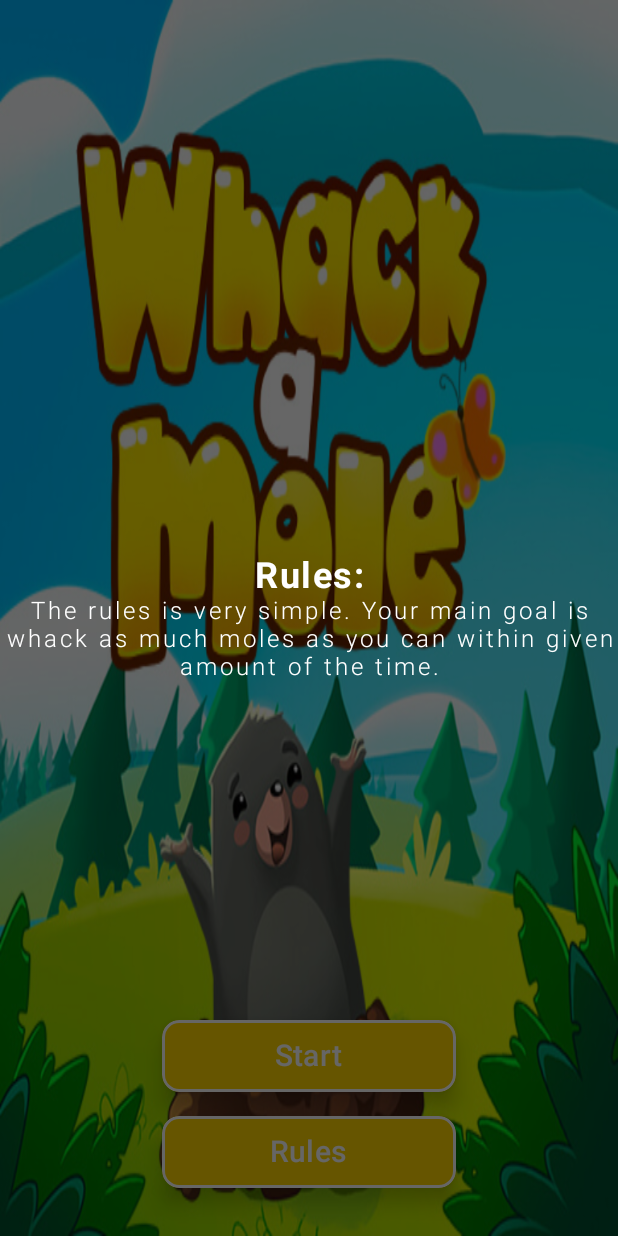
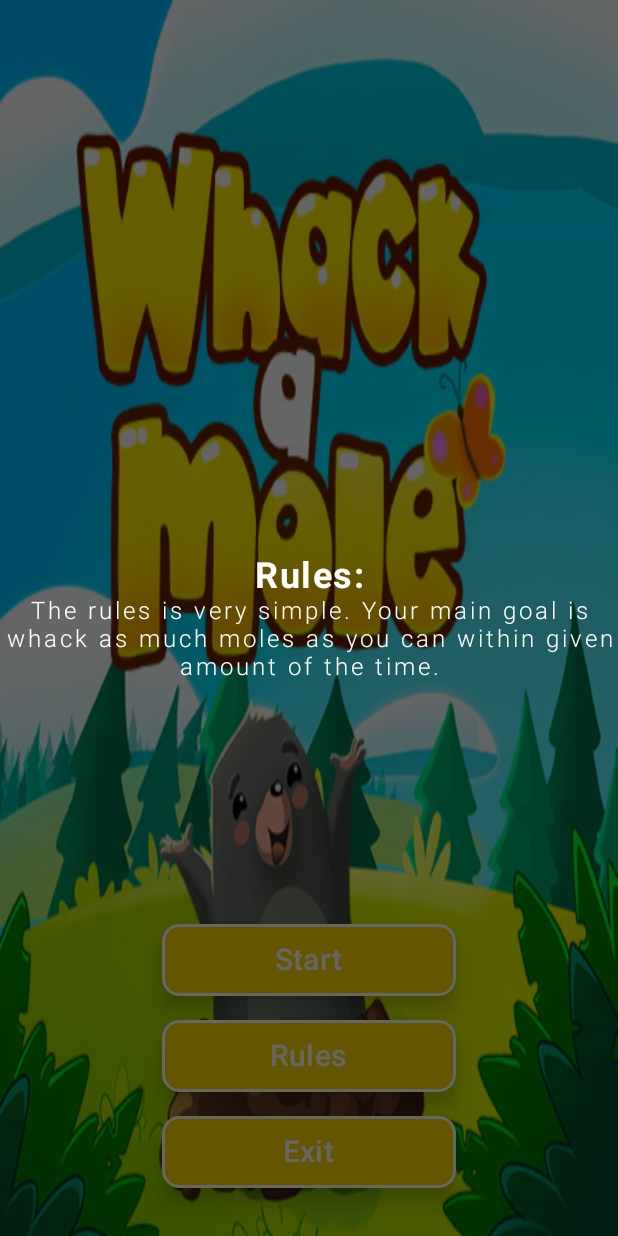
Before and after one commit to CrownedJester/WhackAMoleGame, an Android app built with Jetpack Compose: the screen it shows after launch (MainActivity), after a tap on "Rules", on a phone screen of 412 x 824 dp. Run offline under Robolectric (Android 15) with nearby library versions, the phone set to English and light mode, and no system bars.

Commit message:
Add game exit option

```diff
--- a/app/src/main/java/com/crownedjester/soft/whackamolegame/MainActivity.kt
+++ b/app/src/main/java/com/crownedjester/soft/whackamolegame/MainActivity.kt
@@ -15,6 +15,7 @@ import com.crownedjester.soft.whackamolegame.presentation.result_screen.ResultSc
 import com.crownedjester.soft.whackamolegame.presentation.start_screen.GameStartScreen
 import com.crownedjester.soft.whackamolegame.presentation.util.Screen
 import com.crownedjester.soft.whackamolegame.ui.theme.WhackAMoleGameTheme
+import kotlin.system.exitProcess
 
 class MainActivity : ComponentActivity() {
     override fun onCreate(savedInstanceState: Bundle?) {
@@ -35,7 +36,12 @@ class MainActivity : ComponentActivity() {
                     ) {
 
                         composable(Screen.GameStartScreen.route) {
-                            GameStartScreen(navController = navController)
+                            GameStartScreen(
+                                navController = navController,
+                                onFinishApp = {
+                                    exitProcess(0)
+                                }
+                            )
                         }
 
                         composable(Screen.GameMainScreen.route) {
--- a/app/src/main/java/com/crownedjester/soft/whackamolegame/presentation/start_screen/GameStartScreen.kt
+++ b/app/src/main/java/com/crownedjester/soft/whackamolegame/presentation/start_screen/GameStartScreen.kt
@@ -31,7 +31,7 @@ import com.crownedjester.soft.whackamolegame.presentation.util.Screen
 import com.crownedjester.soft.whackamolegame.ui.theme.LightOrange
 
 @Composable
-fun GameStartScreen(navController: NavController) {
+fun GameStartScreen(navController: NavController, onFinishApp: () -> Unit) {
 
     var isRulesShown by remember { mutableStateOf(false) }
 
@@ -54,13 +54,17 @@ fun GameStartScreen(navController: NavController) {
             horizontalAlignment = Alignment.CenterHorizontally
         ) {
 
-            GameStartButton(
+            GameStartButtonsStyle(
                 text = "Start",
                 onClick = { navController.navigate(Screen.GameMainScreen.route) })
 
-            Spacer(modifier = Modifier.height(16.dp))
+            Spacer(modifier = Modifier.height(BUTTON_SPACING.dp))
 
-            GameStartButton(text = "Rules", onClick = { isRulesShown = true })
+            GameStartButtonsStyle(text = "Rules", onClick = { isRulesShown = true })
+
+            Spacer(modifier = Modifier.height(BUTTON_SPACING.dp))
+
+            GameStartButtonsStyle(text = "Exit", onClick = onFinishApp)
 
             Spacer(modifier = Modifier.height(32.dp))
 
@@ -73,7 +77,7 @@ fun GameStartScreen(navController: NavController) {
 private fun RulesDialog(isShown: Boolean, onDialogDismiss: () -> Unit) {
     if (isShown) {
 
-        Row(modifier = Modifier.fillMaxSize(), verticalAlignment =Alignment.CenterVertically) {
+        Row(modifier = Modifier.fillMaxSize(), verticalAlignment = Alignment.CenterVertically) {
 
             Dialog(
                 onDismissRequest = onDialogDismiss,
@@ -120,7 +124,7 @@ private fun RulesDialog(isShown: Boolean, onDialogDismiss: () -> Unit) {
 }
 
 @Composable
-private fun GameStartButton(text: String, onClick: () -> Unit) {
+private fun GameStartButtonsStyle(text: String, onClick: () -> Unit) {
     TextButton(
         modifier = Modifier
             .size(196.dp, 48.dp)
@@ -140,3 +144,4 @@ private fun GameStartButton(text: String, onClick: () -> Unit) {
 }
 
 private const val BUTTON_CORNER_PERCENT = 24
+private const val BUTTON_SPACING = 16
```
